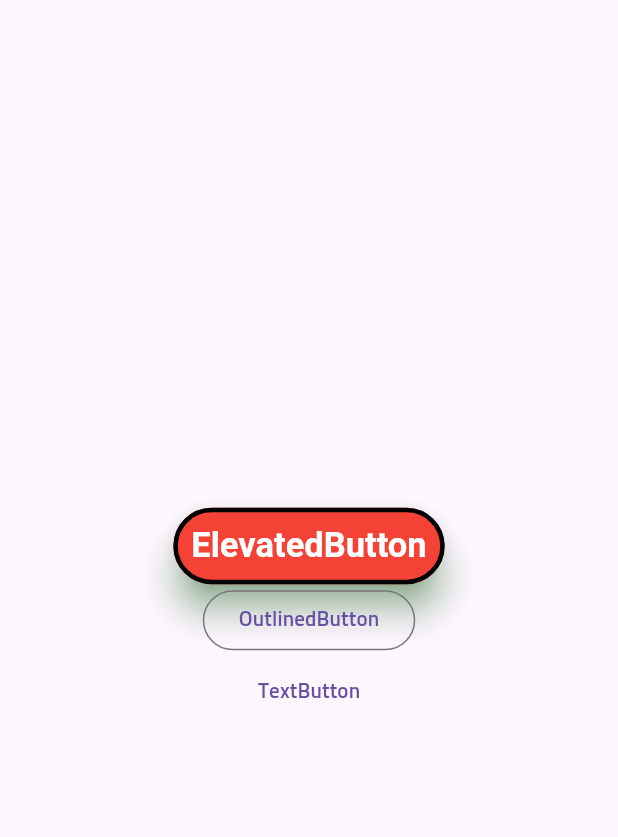
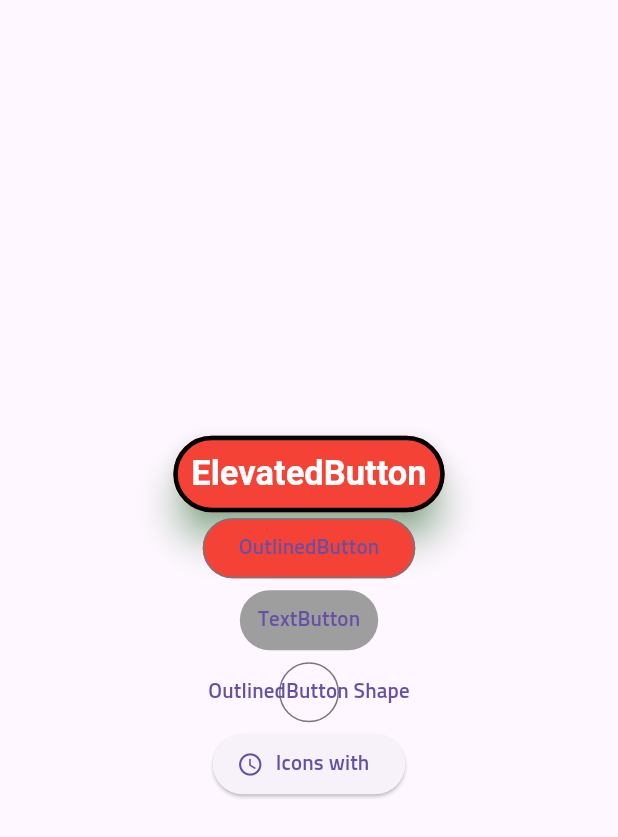
Before and after one commit to munseunggyu/flutter, a Flutter app: the screen it shows after launch, on a phone screen of 412 x 824 dp. Shown: the top 837 px of the screen. Run offline on Flutter 3.47's test engine with Material 3 defaults, Android fonts, the light colour scheme and no system bars; our stand-ins replace webview_flutter.

Commit message:
버튼 스타일 연습

```diff
--- a/easy_practice/lib/screens/button_practice.dart
+++ b/easy_practice/lib/screens/button_practice.dart
@@ -50,16 +50,54 @@ class ButtonsPracitce extends StatelessWidget {
               ),
               OutlinedButton(
                 onPressed: () {},
+                // Material State
+                // hovered, focused, pressed, disabled, dragged, selected, disabled, error
+                style: ButtonStyle(
+                  backgroundColor: WidgetStateProperty.all(
+                    Colors.red,
+                  ),
+                ),
                 child: const Text(
                   'OutlinedButton',
                 ),
               ),
               TextButton(
                 onPressed: () {},
+                style: ButtonStyle(
+                  backgroundColor: WidgetStateProperty.resolveWith((states) {
+                    if (states.contains(WidgetState.pressed)) {
+                      return Colors.red;
+                    }
+                    return Colors.grey;
+                  }),
+                ),
                 child: const Text(
                   'TextButton',
                 ),
               ),
+              OutlinedButton(
+                onPressed: () {},
+                style: OutlinedButton.styleFrom(
+                  // shape: const StadiumBorder(),
+                  // shape: RoundedRectangleBorder(
+                  //   borderRadius: BorderRadius.circular(
+                  //     8,
+                  //   ),
+                  // ),
+                  shape: const CircleBorder(
+                    eccentricity: 0,
+                  ),
+                ),
+                child: const Text(
+                  'OutlinedButton Shape',
+                ),
+              ),
+              ElevatedButton.icon(
+                  onPressed: () {},
+                  label: const Text('Icons with'),
+                  icon: const Icon(
+                    Icons.access_time,
+                  )),
             ],
           ),
         ),
```
